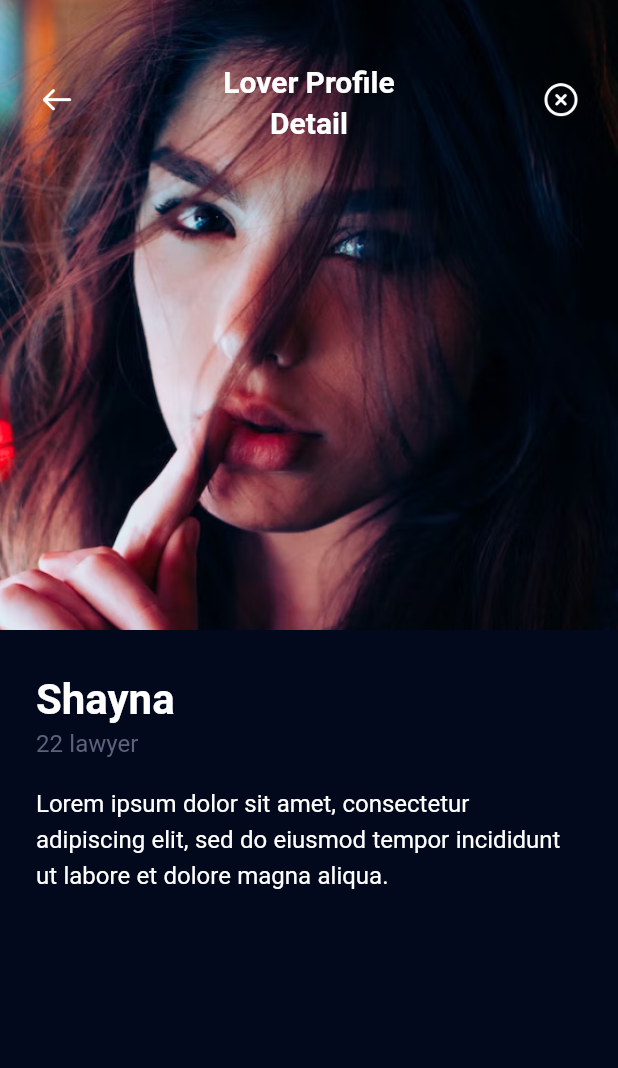
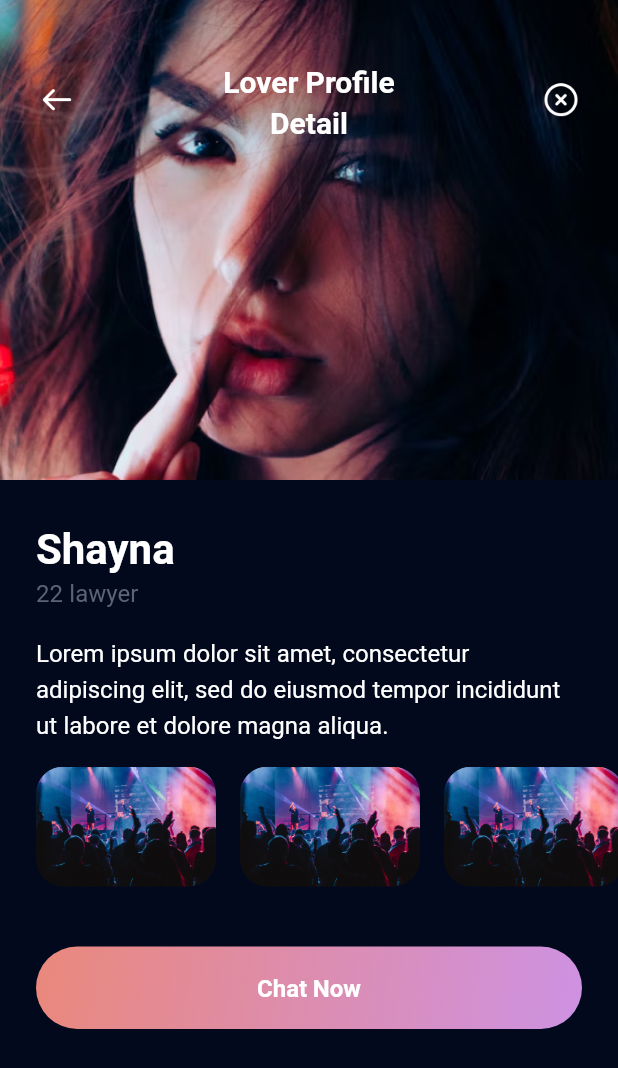
Before and after one commit to Ripat-2345/flutter_dating_app, a Flutter app: the PeopleProfileScreen screen opened by its route, on a phone screen of 412 x 824 dp. Shown: the top 1068 px of the screen. Run offline on Flutter 3.47's test engine with Material 2 defaults, Android fonts, the phone set to English and light mode, and no system bars; our stand-ins replace google_fonts.

Commit message:
update people profile screen

```diff
--- /dev/null
+++ b/lib/src/common_widgets/people_identity_widget.dart
@@ -0,0 +1,40 @@
+import 'package:flutter/material.dart';
+
+import '../theme_manager/font_manager.dart';
+import '../theme_manager/style_manager.dart';
+import '../theme_manager/values_manager.dart';
+
+class PeopleIdentityWidget extends StatelessWidget {
+  const PeopleIdentityWidget({
+    super.key,
+  });
+
+  @override
+  Widget build(BuildContext context) {
+    return Padding(
+      padding: const EdgeInsets.symmetric(horizontal: AppPadding.p24),
+      child: Column(
+        crossAxisAlignment: CrossAxisAlignment.start,
+        children: [
+          Text(
+            'Shayna',
+            style: getWhiteTextStyle(
+              fontSize: FontSizeManager.f28,
+              fontWeight: FontWeightManager.semiBold,
+            ),
+          ),
+          Text(
+            '22 lawyer',
+            style: getBlackTextStyle(),
+          ),
+          const SizedBox(height: AppSize.s16),
+          Text(
+            'Lorem ipsum dolor sit amet, consectetur adipiscing elit, sed do eiusmod tempor incididunt ut labore et dolore magna aliqua.',
+            style: getWhiteTextStyle(),
+          ),
+          const SizedBox(height: AppSize.s16),
+        ],
+      ),
+    );
+  }
+}
--- /dev/null
+++ b/lib/src/common_widgets/profile_detail_image_widget.dart
@@ -0,0 +1,62 @@
+import 'package:flutter/material.dart';
+
+import '../theme_manager/asset_image_icon_manager.dart';
+import '../theme_manager/font_manager.dart';
+import '../theme_manager/style_manager.dart';
+import '../theme_manager/values_manager.dart';
+import 'match_button_widget.dart';
+
+class ProfileDetailImageWidget extends StatelessWidget {
+  const ProfileDetailImageWidget({
+    super.key,
+  });
+
+  @override
+  Widget build(BuildContext context) {
+    return Stack(
+      children: [
+        Container(
+          width: double.infinity,
+          height: 320.0,
+          decoration: BoxDecoration(
+            image: DecorationImage(
+              fit: BoxFit.cover,
+              image: AssetImage(
+                "${AssetImageIconManager.assetPath}/people_love1_image.png",
+              ),
+            ),
+          ),
+        ),
+        Padding(
+          padding: const EdgeInsets.symmetric(
+            vertical: AppPadding.p40,
+            horizontal: AppPadding.p26,
+          ),
+          child: Row(
+            mainAxisAlignment: MainAxisAlignment.spaceBetween,
+            children: [
+              MatchButtonWidget(
+                dimension: 24,
+                iconPath: 'icon_arrow_left.png',
+                onTap: () {},
+              ),
+              Text(
+                "Lover Profile\nDetail",
+                style: getWhiteTextStyle(
+                  fontSize: FontSizeManager.f20,
+                  fontWeight: FontWeightManager.semiBold,
+                ),
+                textAlign: TextAlign.center,
+              ),
+              MatchButtonWidget(
+                dimension: 24,
+                iconPath: 'icon_close_circle.png',
+                onTap: () {},
+              ),
+            ],
+          ),
+        ),
+      ],
+    );
+  }
+}
--- a/lib/src/features/likes_you/presentation/people_profile_screen.dart
+++ b/lib/src/features/likes_you/presentation/people_profile_screen.dart
@@ -1,10 +1,10 @@
+import 'package:dating_app/src/common_widgets/custom_button_widget.dart';
 import 'package:dating_app/src/theme_manager/asset_image_icon_manager.dart';
-import 'package:dating_app/src/theme_manager/font_manager.dart';
-import 'package:dating_app/src/theme_manager/style_manager.dart';
 import 'package:dating_app/src/theme_manager/values_manager.dart';
 import 'package:flutter/material.dart';
 
-import '../../../common_widgets/match_button_widget.dart';
+import '../../../common_widgets/people_identity_widget.dart';
+import '../../../common_widgets/profile_detail_image_widget.dart';
 
 class PeopleProfileScreen extends StatelessWidget {
   static const String routeName = '/people-profile';
@@ -15,76 +15,46 @@ class PeopleProfileScreen extends StatelessWidget {
     return Scaffold(
       body: Column(
         children: [
-          Stack(
-            children: [
+          ProfileDetailImageWidget(),
+          const SizedBox(height: 30),
+          PeopleIdentityWidget(),
           Container(
-                width: double.infinity,
-                height: 420.0,
+            height: 80,
+            margin: const EdgeInsets.only(
+              left: AppMargin.m24,
+            ),
+            child: ListView.builder(
+              scrollDirection: Axis.horizontal,
+              itemBuilder: (context, index) {
+                return Container(
+                  width: 120.0,
+                  height: 80.0,
+                  margin: const EdgeInsets.only(right: AppMargin.m16),
                   decoration: BoxDecoration(
+                    borderRadius: BorderRadius.circular(
+                      AppSize.s18,
+                    ),
                     image: DecorationImage(
                       fit: BoxFit.cover,
                       image: AssetImage(
-                      "${AssetImageIconManager.assetPath}/people_love1_image.png",
+                        "${AssetImageIconManager.assetPath}/hobby1_image.png",
                       ),
                     ),
                   ),
+                );
+              },
+              itemCount: 4,
             ),
+          ),
+          const SizedBox(height: AppSize.s40),
           Padding(
-                padding: const EdgeInsets.symmetric(
-                  vertical: AppPadding.p40,
-                  horizontal: AppPadding.p26,
-                ),
-                child: Row(
-                  mainAxisAlignment: MainAxisAlignment.spaceBetween,
-                  children: [
-                    MatchButtonWidget(
-                      dimension: 24,
-                      iconPath: 'icon_arrow_left.png',
+            padding: const EdgeInsets.symmetric(horizontal: AppSize.s24),
+            child: CustomButtonWidget(
+              title: "Chat Now",
               onTap: () {},
             ),
-                    Text(
-                      "Lover Profile\nDetail",
-                      style: getWhiteTextStyle(
-                        fontSize: FontSizeManager.f20,
-                        fontWeight: FontWeightManager.semiBold,
           ),
-                      textAlign: TextAlign.center,
-                    ),
-                    MatchButtonWidget(
-                      dimension: 24,
-                      iconPath: 'icon_close_circle.png',
-                      onTap: () {},
-                    ),
-                  ],
-                ),
-              ),
-            ],
-          ),
-          const SizedBox(height: 30),
-          Padding(
-            padding: const EdgeInsets.symmetric(horizontal: AppPadding.p24),
-            child: Column(
-              crossAxisAlignment: CrossAxisAlignment.start,
-              children: [
-                Text(
-                  'Shayna',
-                  style: getWhiteTextStyle(
-                    fontSize: FontSizeManager.f28,
-                    fontWeight: FontWeightManager.semiBold,
-                  ),
-                ),
-                Text(
-                  '22 lawyer',
-                  style: getBlackTextStyle(),
-                ),
-                const SizedBox(height: AppSize.s16),
-                Text(
-                  'Lorem ipsum dolor sit amet, consectetur adipiscing elit, sed do eiusmod tempor incididunt ut labore et dolore magna aliqua.',
-                  style: getWhiteTextStyle(),
-                ),
-              ],
-            ),
-          ),
+          const SizedBox(height: AppSize.s40),
         ],
       ),
     );
```
Lines whose indentation alone changed are shown as unchanged.
